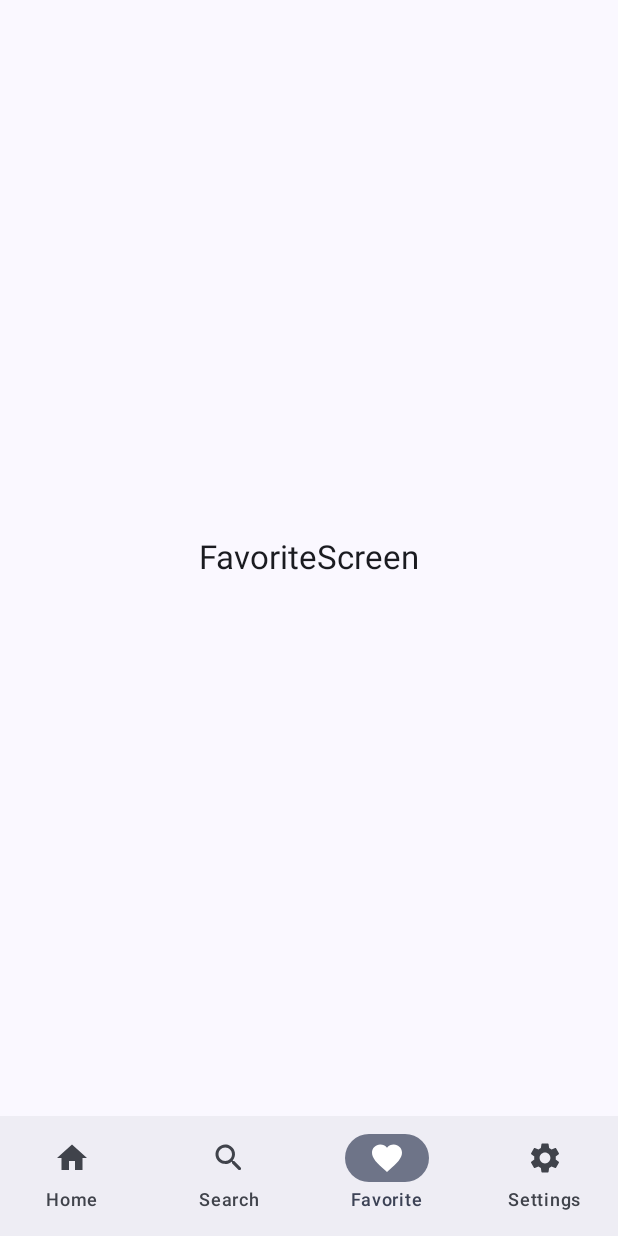
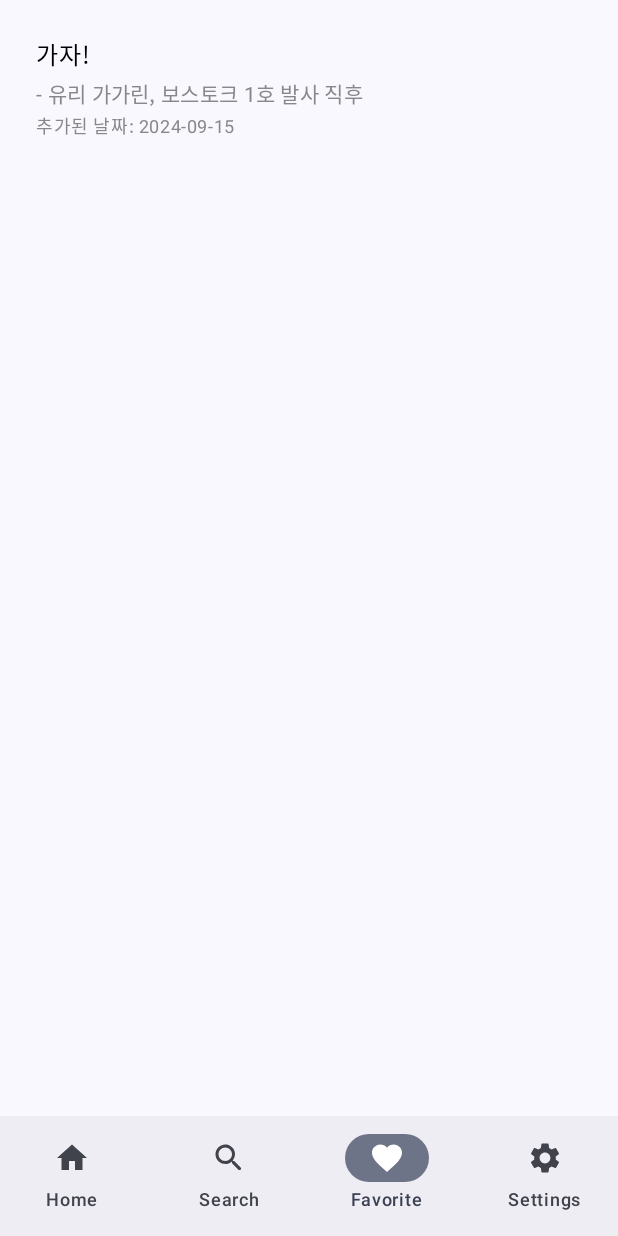
Before and after one commit to gyeolse/wisesaying, an Android app built with Jetpack Compose: the FavoriteScreen screen opened through its navigation route, on a phone screen of 412 x 824 dp. Run offline under Robolectric (Android 15) with nearby library versions, the phone set to English and light mode, and no system bars; our stand-ins replace Dagger/Hilt's generated code, Room's generated code, livedata-compose; libraries missing offline, so code that uses them is left out: com.kakao.sdk.

Commit message:
[ENH] : Implement FavoriteScreen
- N/A

```diff
--- a/app/build.gradle.kts
+++ b/app/build.gradle.kts
@@ -75,6 +75,7 @@ dependencies {
     implementation(libs.androidx.ui.graphics)
     implementation(libs.androidx.ui.tooling.preview)
     implementation(libs.androidx.material3)
+    implementation(libs.androidx.runtime.livedata)
     testImplementation(libs.junit)
     androidTestImplementation(libs.androidx.junit)
     androidTestImplementation(libs.androidx.espresso.core)
--- a/app/src/main/java/com/example/androidsample/data/datasource/dao/WiseSayingDao.kt
+++ b/app/src/main/java/com/example/androidsample/data/datasource/dao/WiseSayingDao.kt
@@ -17,4 +17,7 @@ interface WiseSayingDao {
 
     @Update
     suspend fun updateIsFavorite(wiseSaying: WiseSaying)
+
+    @Query("SELECT * FROM wisesaying WHERE isFavorite == 1")
+    suspend fun getFavoriteList() : List<WiseSaying>
 }
--- a/app/src/main/java/com/example/androidsample/data/model/wisesaying.kt
+++ b/app/src/main/java/com/example/androidsample/data/model/wisesaying.kt
@@ -14,7 +14,7 @@ data class WiseSaying(
 
     @ColumnInfo(name = "author") val author: String, // Not null
 
-    @ColumnInfo(name = "isFavoriteAddDate") val isFavoriteAddDate: String?,
+    @ColumnInfo(name = "isFavoriteAddDate") var isFavoriteAddDate: String?,
     @ColumnInfo(name = "wisesayingTheme") val wisesayingTheme: Int?,
     @ColumnInfo(name = "isFavorite") val isFavorite: Int? = 0   // 기본값 0
 )
--- a/app/src/main/java/com/example/androidsample/domain/repository/WiseSayingDataRepository.kt
+++ b/app/src/main/java/com/example/androidsample/domain/repository/WiseSayingDataRepository.kt
@@ -24,6 +24,13 @@ class WiseSayingDataRepository @Inject constructor(application: Application) {
 //        return wiseDao.getAll()
     }
 
+    suspend fun getFavoriteList(): List<WiseSaying> {
+        Log.d(TAG, wiseDao.getFavoriteList().size.toString())
+        return withContext(Dispatchers.IO) {
+            wiseDao.getFavoriteList()
+        }
+    }
+
     suspend fun updateIsFavorite(wiseSaying: WiseSaying) {
         Log.d(TAG, " Current updateIsFavorite value is=" + wiseSaying.isFavorite)
         return wiseDao.updateIsFavorite(wiseSaying)
--- a/app/src/main/java/com/example/androidsample/ui/screens/FavoriteScreen.kt
+++ b/app/src/main/java/com/example/androidsample/ui/screens/FavoriteScreen.kt
@@ -1,39 +1,122 @@
 package com.example.androidsample.ui.screens
 
-import androidx.compose.foundation.layout.Arrangement
+import android.util.Log
 import androidx.compose.foundation.layout.Column
+import androidx.compose.foundation.layout.Spacer
 import androidx.compose.foundation.layout.fillMaxSize
+import androidx.compose.foundation.layout.height
 import androidx.compose.foundation.layout.padding
+import androidx.compose.foundation.lazy.LazyColumn
+import androidx.compose.foundation.lazy.items
+import androidx.compose.foundation.rememberScrollState
+import androidx.compose.foundation.verticalScroll
+import androidx.compose.material3.Button
 import androidx.compose.material3.MaterialTheme
-import androidx.compose.material3.Surface
 import androidx.compose.material3.Text
 import androidx.compose.runtime.Composable
+import androidx.compose.runtime.LaunchedEffect
+import androidx.compose.runtime.collectAsState
+import androidx.compose.runtime.getValue
+import androidx.compose.runtime.livedata.observeAsState
 import androidx.compose.ui.Alignment
 import androidx.compose.ui.Modifier
+import androidx.compose.ui.graphics.Color
 import androidx.compose.ui.unit.dp
+import androidx.hilt.navigation.compose.hiltViewModel
 import androidx.navigation.NavController
+import com.example.androidsample.data.model.WiseSaying
 import com.example.androidsample.ui.theme.AndroidSampleTheme
+import com.example.androidsample.ui.viewmodel.WiseSayingViewModel
+import java.time.LocalDate
 
 @Composable
-fun FavoriteScreen(navController: NavController) {
+fun FavoriteScreen(navController: NavController,
+                   wiseSayingViewModel: WiseSayingViewModel = hiltViewModel()) {
+//    val favoriteWiseSayings by wiseSayingViewModel.favoriteWiseSayings.collectAsState(emptyList())
+    val favoriteWiseSayings by wiseSayingViewModel.favoriteWiseSayings.observeAsState(emptyList())
+
+    // 로그를 통해 상태 변화 감지
+    LaunchedEffect(favoriteWiseSayings) {
+        wiseSayingViewModel.fetchFavoriteWiseSayings()
+        Log.d("FavoriteScreen", "State changed - favoriteWiseSayings.size=${favoriteWiseSayings.size}")
+    }
+
     AndroidSampleTheme {
-        Surface(
-            modifier = Modifier.fillMaxSize(),
-            color = MaterialTheme.colorScheme.background
+        val scrollState = rememberScrollState()
+        Log.d("FavoriteScreen", "CALLED=" + favoriteWiseSayings.size.toString() )
+
+        LazyColumn(
+            modifier = Modifier
+                .fillMaxSize()
+                .padding(16.dp)
         ) {
-            Column(
-                modifier = Modifier
-                    .fillMaxSize()
-                    .padding(15.dp),
-                horizontalAlignment = Alignment.CenterHorizontally,
-                verticalArrangement = Arrangement.Center
-            ) {
-                Text(
-                    "FavoriteScreen",
-                    style = MaterialTheme.typography.titleLarge,
-                    modifier = Modifier.padding(vertical = 20.dp)
+            items(favoriteWiseSayings) { wiseSaying ->
+                QuoteItem(
+                    wiseSaying = wiseSaying,
                 )
             }
+//        item {
+//            Spacer(modifier = Modifier.height(16.dp))
+//
+////            Button(
+////                onClick = {
+////                    navController.navigate("home_screen")
+////                },
+////                modifier = Modifier.align(Alignment.CenterHorizontally)
+////            ) {
+////                Text("즐겨찾기 추가하기")
+////            }
+//        }
         }
+//    Column(
+//        modifier = Modifier
+//            .fillMaxSize()
+//            .verticalScroll(scrollState)
+//            .padding(16.dp)
+//    ) {
+//        favoriteWiseSayings.forEach { wiseSaying ->
+//            QuoteItem(wiseSaying)
+//        }
+//
+//        Spacer(modifier = Modifier.height(16.dp))
+//
+//        // "즐겨찾기 추가하기" 버튼
+//        Button(
+//            onClick = {
+//                // 홈 화면으로 이동 (HomeScreen.kt으로)
+//                navController.navigate("home_screen")
+//            },
+//            modifier = Modifier.align(Alignment.CenterHorizontally)
+//        ) {
+//            Text("즐겨찾기 추가하기")
+//        }
+//    }
     }
 }
+@Composable
+fun FavoriteQuotesScreen(navController: NavController, wiseSayingViewModel: WiseSayingViewModel) {
+}
+
+@Composable
+fun QuoteItem(wiseSaying: WiseSaying) {
+    Column(modifier = Modifier.padding(8.dp)) {
+        Text(
+            text = wiseSaying.contents,
+            style = MaterialTheme.typography.bodyLarge,
+            color = Color.Black
+        )
+        Spacer(modifier = Modifier.height(4.dp))
+        Text(
+            text = "- ${wiseSaying.author}",
+            style = MaterialTheme.typography.bodyMedium,
+            color = Color.Gray
+        )
+        Spacer(modifier = Modifier.height(2.dp))
+        Text(
+            text = "추가된 날짜: ${wiseSaying.isFavoriteAddDate}",
+            style = MaterialTheme.typography.bodySmall,
+            color = Color.Gray
+        )
+        Spacer(modifier = Modifier.height(12.dp))
+    }
+}
--- a/app/src/main/java/com/example/androidsample/ui/screens/HomeScreen.kt
+++ b/app/src/main/java/com/example/androidsample/ui/screens/HomeScreen.kt
@@ -37,6 +37,7 @@ import androidx.compose.material3.Text
 import androidx.compose.runtime.Composable
 import androidx.compose.runtime.LaunchedEffect
 import androidx.compose.runtime.getValue
+import androidx.compose.runtime.livedata.observeAsState
 import androidx.compose.runtime.mutableStateOf
 import androidx.compose.runtime.remember
 import androidx.compose.runtime.rememberCoroutineScope
@@ -108,9 +109,13 @@ fun SwipeableCardView(items: List<WiseSaying>, wiseSayingViewModel: WiseSayingVi
     var cardItems by remember { mutableStateOf(items) }
     val snackbarHostState = remember { SnackbarHostState() }
     val scope = rememberCoroutineScope()
+    val favoriteWiseSayings by wiseSayingViewModel.favoriteWiseSayings.observeAsState(emptyList())
 
     var isSnackbarShown by remember { mutableStateOf(false) }
 
+    LaunchedEffect(favoriteWiseSayings) {
+        Log.d("HomeScreen", "State changed - favoriteWiseSayings.size=${favoriteWiseSayings.size}")
+    }
 
     Scaffold(
         snackbarHost = { SnackbarHost(hostState = snackbarHostState)}
--- a/app/src/main/java/com/example/androidsample/ui/viewmodel/WiseSayingViewModel.kt
+++ b/app/src/main/java/com/example/androidsample/ui/viewmodel/WiseSayingViewModel.kt
@@ -1,18 +1,25 @@
 package com.example.androidsample.ui.viewmodel
 
+import android.os.Build
 import android.util.Log
+import androidx.annotation.RequiresApi
 import androidx.compose.runtime.State
 import androidx.compose.runtime.mutableStateOf
+import androidx.lifecycle.LiveData
 import androidx.lifecycle.MutableLiveData
 import androidx.lifecycle.ViewModel
 import androidx.lifecycle.viewModelScope
 import com.example.androidsample.data.model.WiseSaying
 import com.example.androidsample.domain.repository.WiseSayingDataRepository
 import dagger.hilt.android.lifecycle.HiltViewModel
-import kotlinx.coroutines.isActive
+import kotlinx.coroutines.flow.MutableStateFlow
+import kotlinx.coroutines.flow.StateFlow
 import kotlinx.coroutines.launch
-import java.lang.Exception
+import okhttp3.internal.format
+import java.time.LocalDateTime
+import java.time.format.DateTimeFormatter
 import javax.inject.Inject
+import kotlin.Exception
 
 @HiltViewModel
 class WiseSayingViewModel @Inject constructor(
@@ -22,17 +29,40 @@ class WiseSayingViewModel @Inject constructor(
     private val _wiseSayings = mutableStateOf<List<WiseSaying>>(emptyList())
     val wiseSayings: State<List<WiseSaying>> get() = _wiseSayings
 
+//    private val _favoriteWiseSayings = mutableStateOf<List<WiseSaying>>(emptyList())
+//    val favoriteWiseSayings: State<List<WiseSaying>> get() = _favoriteWiseSayings
+
+//    private val _favoriteWiseSayings = MutableStateFlow<List<WiseSaying>>(emptyList())
+//    val favoriteWiseSayings: StateFlow<List<WiseSaying>> = _favoriteWiseSayings
+
+    private val _favoriteWiseSayings = MutableLiveData<List<WiseSaying>>(emptyList())
+    val favoriteWiseSayings: LiveData<List<WiseSaying>> get() = _favoriteWiseSayings
+
     init {
         // viewModel 초기화 시 데이터를 로드
         fetchWiseSayings()
+        fetchFavoriteWiseSayings()
     }
 
     suspend fun getAll() : List<WiseSaying> {
         return wiseSayingDataRepository.getAll()
     }
 
+    suspend fun getFavoriteList() : List<WiseSaying> {
+        return wiseSayingDataRepository.getFavoriteList()
+    }
+
+    @RequiresApi(Build.VERSION_CODES.O)
     fun updateIsFavorite(index: Int) {
         val wisesaying = _wiseSayings.value.find { WiseSaying -> WiseSaying.uid == index }
+
+        val currentTime = LocalDateTime.now()
+        val formatter = DateTimeFormatter.ofPattern("yyyy-MM-dd")
+        val dateTimeString = currentTime.format(formatter)
+
+        if (wisesaying != null) {
+            wisesaying.isFavoriteAddDate = dateTimeString
+        }
 
         Log.d(TAG, " updateIsFavorite value idx=" + wisesaying?.uid)
         Log.d(TAG, " updateIsFavorite isFavorite=" + wisesaying?.isFavorite)
@@ -42,6 +72,8 @@ class WiseSayingViewModel @Inject constructor(
                 wiseSayingDataRepository.updateIsFavorite(it.copy(isFavorite = (if(wisesaying.isFavorite == 1) 0 else 1)).apply {
                     this.uid = it.uid
                 })
+                fetchFavoriteWiseSayings()
+                fetchWiseSayings()
             }
         }
     }
@@ -59,6 +91,18 @@ class WiseSayingViewModel @Inject constructor(
         }
     }
 
+    fun fetchFavoriteWiseSayings() {
+        viewModelScope.launch {
+            try {
+                val newFavoriteWiseSayings = wiseSayingDataRepository.getFavoriteList()
+                _favoriteWiseSayings.value = newFavoriteWiseSayings
+//                Log.d(TAG, "fetchFavoriteWiseSayings - Updated favoriteWiseSayings: ${_favoriteWiseSayings.value.size}")
+            } catch (e: Exception) {
+                Log.d(TAG, "fail fetchFavoriteWiseSayings")
+            }
+        }
+    }
+
     companion object {
         const val TAG =  "WiseSayingViewModel"
     }
--- a/gradle/libs.versions.toml
+++ b/gradle/libs.versions.toml
@@ -21,6 +21,7 @@ lifecycleViewmodelCompose = "2.8.3"
 navigationCompose = "2.7.7"
 roomCommon = "2.5.2"
 roomRuntime = "2.6.1"
+runtimeLivedata = "1.7.1"
 
 [libraries]
 androidx-core-ktx = { group = "androidx.core", name = "core-ktx", version.ref = "coreKtx" }
@@ -55,6 +56,7 @@ androidx-ui-test-manifest = { group = "androidx.compose.ui", name = "ui-test-man
 androidx-ui-test-junit4 = { group = "androidx.compose.ui", name = "ui-test-junit4" }
 androidx-material3 = { group = "androidx.compose.material3", name = "material3" }
 androidx-room-common = { group = "androidx.room", name = "room-common", version.ref = "roomCommon" }
+androidx-runtime-livedata = { group = "androidx.compose.runtime", name = "runtime-livedata", version.ref = "runtimeLivedata" }
 
 [plugins]
 androidApplication = { id = "com.android.application", version.ref = "agp" }
```
